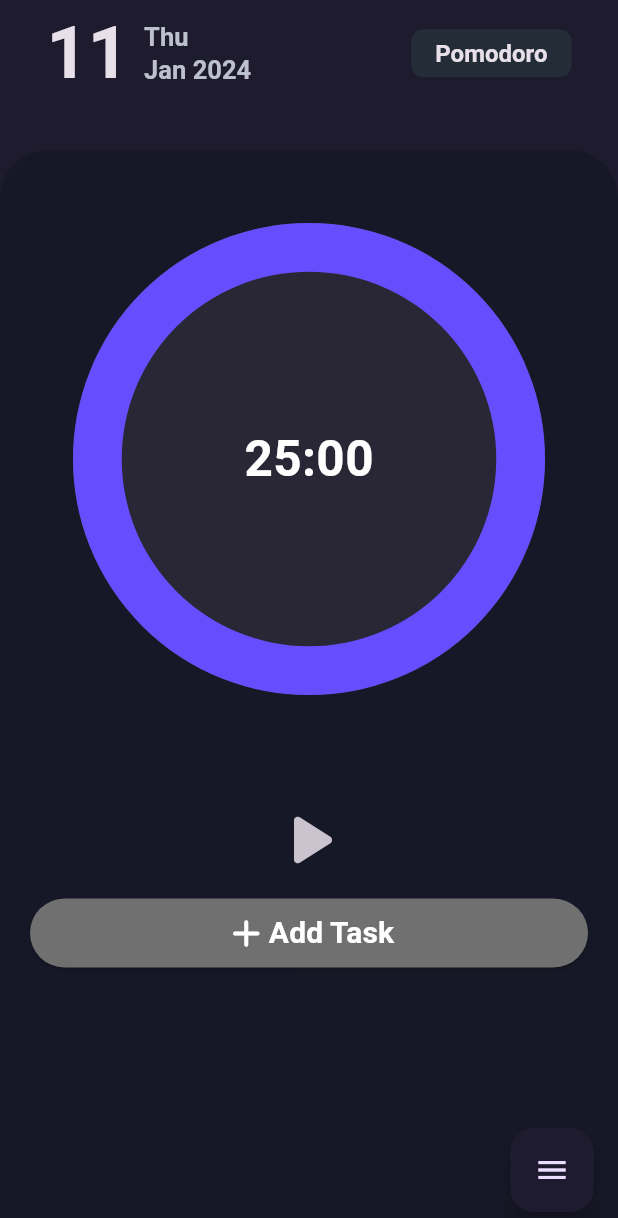
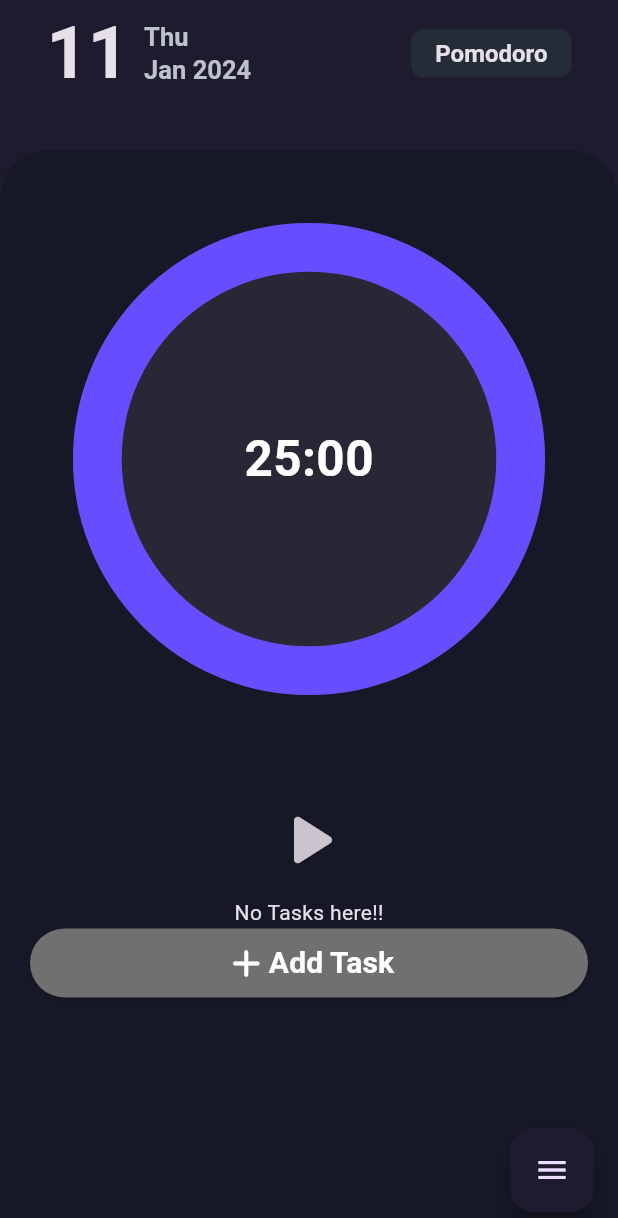
Before and after one commit to aricodeine/pmdr, a Flutter app: the screen it shows after launch, on a phone screen of 412 x 824 dp. Shown: the top 1218 px of the screen. Run offline on Flutter 3.47's test engine with Material 3 defaults, Android fonts, the light colour scheme and no system bars; drawn by our look-alikes of circular_countdown_timer, flutter_expandable_fab; our stand-ins replace bloc, flutter_bloc, gap, objectbox, vibration; generated files the repository leaves out were written again.

Commit message:
fixed add task navigation bug

```diff
--- a/lib/blocs/tasks/bloc/tasks_bloc.dart
+++ b/lib/blocs/tasks/bloc/tasks_bloc.dart
@@ -9,20 +9,18 @@ part 'tasks_event.dart';
 part 'tasks_state.dart';
 
 class TasksBloc extends Bloc<TasksEvent, TasksState> {
-  StreamSubscription<List<Task>>? _tasksSubscription;
-
   TasksBloc() : super(TasksInitial()) {
     on<FetchTasksInitial>(fetchTasksInitial);
     on<SaveTaskEvent>(saveTaskEvent);
     on<RemoveTaskEvent>(removeTaskEvent);
   }
 
-  FutureOr<void> fetchTasksInitial(FetchTasksInitial tasks, Emitter<TasksState> emit) {
+  FutureOr<void> fetchTasksInitial(FetchTasksInitial tasks, Emitter<TasksState> emit) async {
     emit(TasksLoadingState());
     try {
-      _tasksSubscription = objectbox.getTasks().listen((tasks) {
+      await for (final tasks in objectbox.getTasks()) {
         emit(TasksFetchedState(fetchedTasks: tasks));
-      });
+      }
     } catch (e) {
       emit(TasksErrorState(errorText: e.toString()));
     }
@@ -42,15 +40,10 @@ class TasksBloc extends Bloc<TasksEvent, TasksState> {
     emit(TasksLoadingState());
     try {
       objectbox.removeTask(event.id);
+
       emit(TaskRemovedState());
     } catch (e) {
       emit(TasksErrorState(errorText: e.toString()));
     }
   }
-
-  @override
-  Future<void> close() async {
-    _tasksSubscription?.cancel();
-    super.close();
-  }
 }
--- a/lib/core/widgets/add_task_form.dart
+++ b/lib/core/widgets/add_task_form.dart
@@ -45,8 +45,9 @@ class _AddTaskFormState extends State<AddTaskForm> {
               if (_controller.text.isNotEmpty) {
                 Task newTask = Task(taskName: _controller.text);
                 Navigator.pop(context, newTask);
+              } else {
+                Navigator.pop(context);
               }
-              Navigator.pop(context);
             },
             child: const Text('Add')),
         ElevatedButton(
--- a/lib/screens/page_views/tabbar_views/pomodoro_view.dart
+++ b/lib/screens/page_views/tabbar_views/pomodoro_view.dart
@@ -94,7 +94,7 @@ class PomodoroView extends StatelessWidget {
           ),
           BlocBuilder<TasksBloc, TasksState>(
             builder: (context, state) {
-              if (state is TasksFetchedState) {
+              if (state is TasksFetchedState && state.fetchedTasks.isNotEmpty) {
                 // return StreamBuilder(
                 //     stream: state.tasksStream,
                 //     builder: (context, snapshot) {
@@ -109,19 +109,26 @@ class PomodoroView extends StatelessWidget {
                 //       );
                 //     });
                 //     });
-                List<Task> tasks = state.fetchedTasks;
+                List<Task> tasks = state.fetchedTasks.reversed.toList();
                 return ListView.builder(
                     physics: const NeverScrollableScrollPhysics(),
                     shrinkWrap: true,
                     itemCount: tasks.length,
                     itemBuilder: (context, index) {
                       return ListTile(
-                        title: Text('${tasks[index].id} ${tasks[index].taskName}'),
+                        onTap: () {
+                          context.read<TasksBloc>().add(RemoveTaskEvent(id: tasks[index].id));
+                        },
+                        title: Text(tasks[index].taskName),
                       );
                     });
               }
               if (state is TasksLoadingState) {
                 return const Center(child: CircularProgressIndicator());
+              }
+              if (state is TasksErrorState) {
+                ScaffoldMessenger.of(context)
+                    .showSnackBar(SnackBar(content: Text(state.errorText)));
               }
               return const Text('No Tasks here!!');
             },
```
